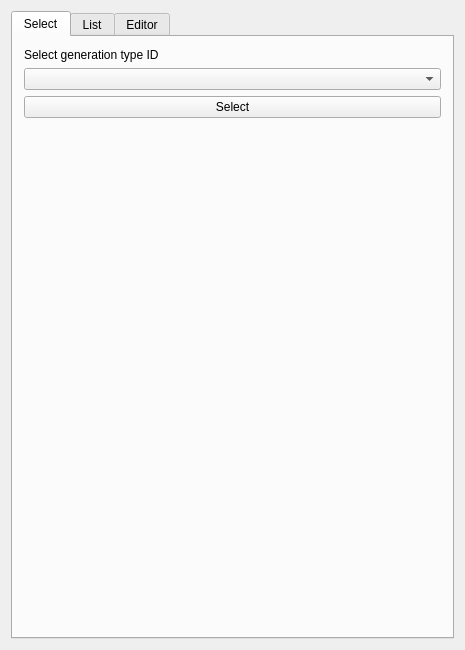
maxchistt/CellLifeSimulation, file QtCellLifeSimulationApp/GenerationSettingsWidget.ui: the form before one commit.
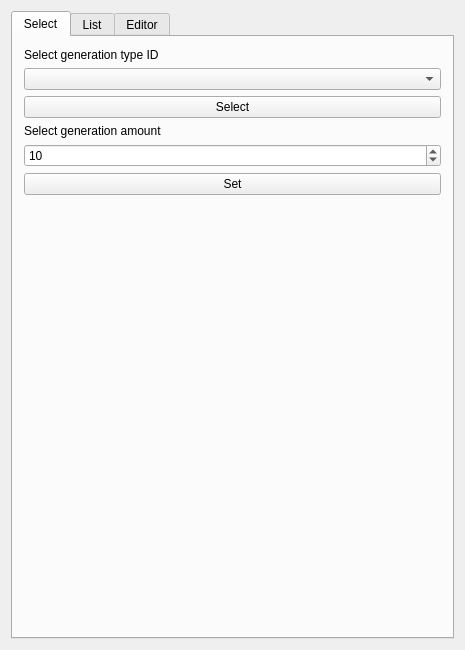
The form after the commit. Icons and pictures are not drawn.

Commit message: generation amount settings

Diff of the .ui file:
```diff
--- a/QtCellLifeSimulationApp/GenerationSettingsWidget.ui
+++ b/QtCellLifeSimulationApp/GenerationSettingsWidget.ui
@@ -31,6 +31,23 @@
        <string>Select</string>
       </attribute>
       <layout class="QGridLayout" name="gridLayout_4">
+       <item row="7" column="0">
+        <widget class="QLabel" name="label_2">
+         <property name="text">
+          <string>Select generation amount</string>
+         </property>
+        </widget>
+       </item>
+       <item row="3" column="0">
+        <widget class="QComboBox" name="selectTypeIDComboBox"/>
+       </item>
+       <item row="8" column="0">
+        <widget class="QSpinBox" name="generationAmountSpinBox">
+         <property name="value">
+          <number>10</number>
+         </property>
+        </widget>
+       </item>
        <item row="6" column="0">
         <widget class="QPushButton" name="button_selectTypeID">
          <property name="text">
@@ -38,7 +55,7 @@
          </property>
         </widget>
        </item>
-       <item row="8" column="0">
+       <item row="11" column="0">
         <spacer name="verticalSpacer_2">
          <property name="orientation">
           <enum>Qt::Vertical</enum>
@@ -51,9 +68,6 @@
          </property>
         </spacer>
        </item>
-       <item row="3" column="0">
-        <widget class="QComboBox" name="selectTypeIDComboBox"/>
-       </item>
        <item row="2" column="0">
         <widget class="QLabel" name="label">
          <property name="text">
@@ -61,6 +75,13 @@
          </property>
         </widget>
        </item>
+       <item row="9" column="0">
+        <widget class="QPushButton" name="button_setGenerationAmount">
+         <property name="text">
+          <string>Set</string>
+         </property>
+        </widget>
+       </item>
       </layout>
      </widget>
      <widget class="QWidget" name="tab_list">
```
The commit also changes 4 other files.
